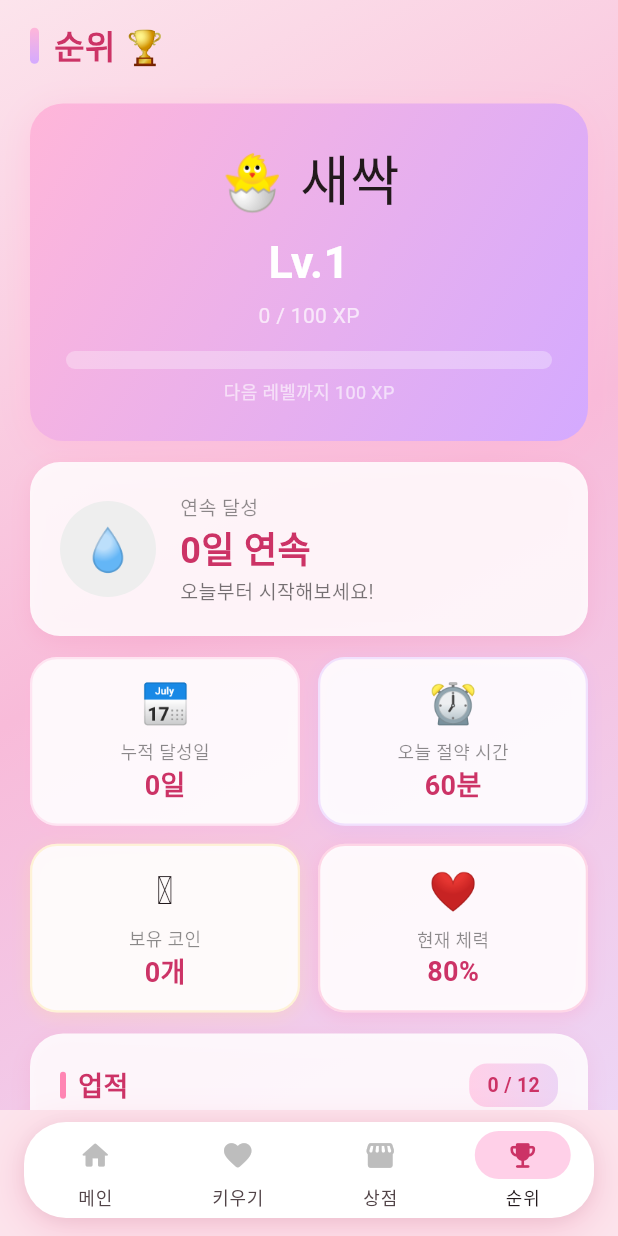
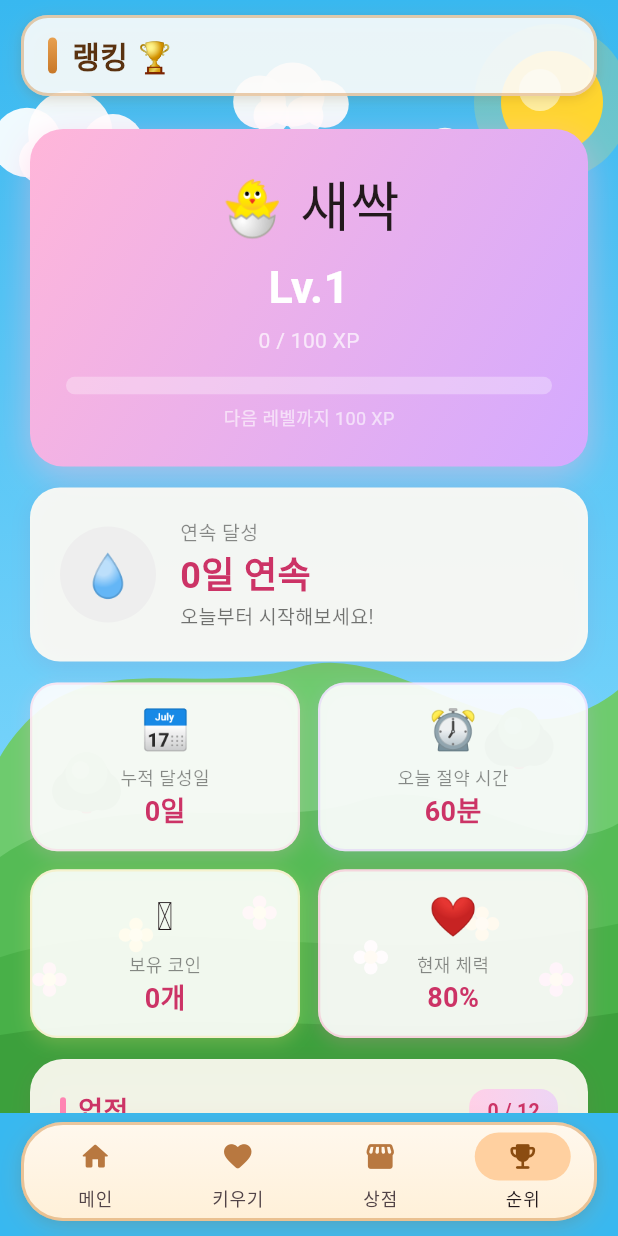
Before and after one commit to juhwan16/Damagochi, a Flutter app: the screen it shows after launch, item 4 of the bottom bar chosen, on a phone screen of 412 x 824 dp. Run offline on Flutter 3.47's test engine with Material 3 defaults, Android fonts, the phone set to English and light mode, and no system bars; our stand-ins replace flutter_svg, shared_preferences.

Commit message:
배경을 네이버 주니버 동물농장 스타일로 전면 변경
- game_background.dart 신규: CustomPainter로 하늘/태양/구름/언덕/꽃/나무 그림
  · 파란 하늘 그라디언트, 황금 태양(하이라이트), 입체적 구름 3개
  · 3단 초록 언덕(원근감), 하단 꽃 6송이, 나무 2그루
- main_screen: 그라디언트 배경 → GameBackground 교체
  · 앱바: 따뜻한 목재 갈색 테두리/액센트 (5A3210 톤)
  · 하단 네비: 크림 목재 톤 (FFF8EE) + 주황 테두리 + 목재색 아이콘
- 카드 배경색: 흰색 → 따뜻한 크림 (FFFbF4)

Co-Authored-By: Claude Sonnet 4.6 <noreply@anthropic.com>

```diff
--- a/lib/care_tab.dart
+++ b/lib/care_tab.dart
@@ -194,7 +194,7 @@ class _CareTabState extends State<CareTab> {
     return Container(
       padding: const EdgeInsets.all(20),
       decoration: BoxDecoration(
-        color: Colors.white.withValues(alpha: 0.85),
+        color: const Color(0xFFFFFBF4).withValues(alpha: 0.92),
         borderRadius: BorderRadius.circular(22),
         boxShadow: [
           BoxShadow(
--- a/lib/home_tab.dart
+++ b/lib/home_tab.dart
@@ -207,7 +207,7 @@ class _HomeTabState extends State<HomeTab> with TickerProviderStateMixin {
     return Container(
       padding: const EdgeInsets.fromLTRB(16, 14, 10, 14),
       decoration: BoxDecoration(
-        color: Colors.white.withValues(alpha: 0.75),
+        color: const Color(0xFFFFFBF4).withValues(alpha: 0.92),
         borderRadius: BorderRadius.circular(22),
         boxShadow: [
           BoxShadow(
@@ -486,7 +486,7 @@ class _HomeTabState extends State<HomeTab> with TickerProviderStateMixin {
     return Container(
       padding: const EdgeInsets.all(18),
       decoration: BoxDecoration(
-        color: Colors.white.withValues(alpha: 0.88),
+        color: const Color(0xFFFFFBF4).withValues(alpha: 0.93),
         borderRadius: BorderRadius.circular(22),
         boxShadow: [
           BoxShadow(
@@ -557,7 +557,7 @@ class _HomeTabState extends State<HomeTab> with TickerProviderStateMixin {
     return Container(
       padding: const EdgeInsets.all(18),
       decoration: BoxDecoration(
-        color: Colors.white.withValues(alpha: 0.88),
+        color: const Color(0xFFFFFBF4).withValues(alpha: 0.93),
         borderRadius: BorderRadius.circular(22),
         boxShadow: [
           BoxShadow(
--- a/lib/main_screen.dart
+++ b/lib/main_screen.dart
@@ -4,6 +4,7 @@ import 'home_tab.dart';
 import 'care_tab.dart';
 import 'shop_tab.dart';
 import 'ranking_tab.dart';
+import 'game_background.dart';
 
 class MainScreen extends StatefulWidget {
   const MainScreen({super.key});
@@ -43,18 +44,9 @@ class _MainScreenState extends State<MainScreen> {
 
   @override
   Widget build(BuildContext context) {
-    final themeColors = StorageService.themeColors(_themeId);
-
     return Scaffold(
-      backgroundColor: themeColors.first,
-      body: Container(
-        decoration: BoxDecoration(
-          gradient: LinearGradient(
-            begin: Alignment.topLeft,
-            end: Alignment.bottomRight,
-            colors: themeColors,
-          ),
-        ),
+      backgroundColor: const Color(0xFF38B8F0),
+      body: GameBackground(
         child: SafeArea(
           bottom: false,
           child: Column(children: [
@@ -78,72 +70,104 @@ class _MainScreenState extends State<MainScreen> {
   }
 
   Widget _buildAppBar() {
-    const titles = ['다마고치 🌸', '키우기 💕', '상점 🛍️', '순위 🏆'];
+    const titles = ['내 다마고치 🐱', '케어하기 💕', '상점 🛍️', '랭킹 🏆'];
     return Padding(
-      padding: const EdgeInsets.fromLTRB(20, 14, 20, 6),
+      padding: const EdgeInsets.fromLTRB(14, 10, 14, 6),
+      child: Container(
+        padding: const EdgeInsets.fromLTRB(16, 10, 12, 10),
+        decoration: BoxDecoration(
+          color: Colors.white.withValues(alpha: 0.88),
+          borderRadius: BorderRadius.circular(18),
+          border: Border.all(
+            color: const Color(0xFFD4914A).withValues(alpha: 0.45),
+            width: 2,
+          ),
+          boxShadow: [
+            BoxShadow(
+              color: const Color(0xFFD4914A).withValues(alpha: 0.18),
+              blurRadius: 10,
+              offset: const Offset(0, 3),
+            ),
+            BoxShadow(
+              color: Colors.black.withValues(alpha: 0.06),
+              blurRadius: 4,
+              offset: const Offset(0, 2),
+            ),
+          ],
+        ),
         child: Row(children: [
+          // Wooden-style left accent
           Container(
-          width: 6,
-          height: 24,
+            width: 6, height: 24,
             margin: const EdgeInsets.only(right: 10),
             decoration: BoxDecoration(
               gradient: const LinearGradient(
-              colors: [Color(0xFFFFB6D9), Color(0xFFD4AAFF)],
+                colors: [Color(0xFFE8A050), Color(0xFFC87828)],
                 begin: Alignment.topCenter,
                 end: Alignment.bottomCenter,
               ),
               borderRadius: BorderRadius.circular(3),
             ),
           ),
-        Text(titles[_index],
+          Text(
+            titles[_index],
             style: const TextStyle(
-                fontSize: 22,
+              fontSize: 20,
               fontWeight: FontWeight.bold,
-                color: Color(0xFFCC3366))),
+              color: Color(0xFF5A3210),
+            ),
+          ),
         ]),
+      ),
     );
   }
 
   Widget _buildBottomNav() {
     return SafeArea(
       child: Padding(
-        padding: const EdgeInsets.fromLTRB(16, 8, 16, 12),
+        padding: const EdgeInsets.fromLTRB(14, 6, 14, 10),
         child: Container(
-          height: 64,
+          height: 66,
           decoration: BoxDecoration(
-            color: Colors.white,
+            // Warm wood-toned bottom bar
+            gradient: const LinearGradient(
+              colors: [Color(0xFFFFF8EE), Color(0xFFFFF0D8)],
+              begin: Alignment.topCenter,
+              end: Alignment.bottomCenter,
+            ),
             borderRadius: BorderRadius.circular(28),
+            border: Border.all(
+              color: const Color(0xFFD4914A).withValues(alpha: 0.5),
+              width: 2,
+            ),
             boxShadow: [
               BoxShadow(
-                color: Colors.pink.withValues(alpha: 0.18),
-                blurRadius: 24,
-                offset: const Offset(0, 6),
+                color: const Color(0xFFD4914A).withValues(alpha: 0.22),
+                blurRadius: 16,
+                offset: const Offset(0, 5),
               ),
               BoxShadow(
-                color: Colors.black.withValues(alpha: 0.05),
-                blurRadius: 8,
+                color: Colors.black.withValues(alpha: 0.06),
+                blurRadius: 6,
                 offset: const Offset(0, 2),
               ),
             ],
           ),
           child: ClipRRect(
-            borderRadius: BorderRadius.circular(28),
+            borderRadius: BorderRadius.circular(27),
             child: NavigationBar(
-              height: 64,
+              height: 66,
               selectedIndex: _index,
               onDestinationSelected: (i) => setState(() => _index = i),
               backgroundColor: Colors.transparent,
-              indicatorColor: const Color(0xFFFFD0E8),
-              labelBehavior:
-                  NavigationDestinationLabelBehavior.alwaysShow,
+              indicatorColor: const Color(0xFFFFD0A0),
+              labelBehavior: NavigationDestinationLabelBehavior.alwaysShow,
               destinations: List.generate(
                 4,
                 (i) => NavigationDestination(
-                  icon: Icon(_icons[i],
-                      color: Colors.grey[400], size: 22),
+                  icon: Icon(_icons[i], color: const Color(0xFFB87840), size: 22),
                   label: _labels[i],
-                  selectedIcon: Icon(_icons[i],
-                      color: const Color(0xFFCC3366), size: 22),
+                  selectedIcon: Icon(_icons[i], color: const Color(0xFF8B4C10), size: 22),
                 ),
               ),
             ),
--- a/lib/ranking_tab.dart
+++ b/lib/ranking_tab.dart
@@ -134,7 +134,7 @@ class _RankingTabState extends State<RankingTab> {
     return Container(
       padding: const EdgeInsets.all(20),
       decoration: BoxDecoration(
-        color: Colors.white.withValues(alpha: 0.85),
+        color: const Color(0xFFFFFBF4).withValues(alpha: 0.92),
         borderRadius: BorderRadius.circular(20),
         boxShadow: [
           BoxShadow(
@@ -294,7 +294,7 @@ class _RankingTabState extends State<RankingTab> {
     return Container(
       padding: const EdgeInsets.all(20),
       decoration: BoxDecoration(
-        color: Colors.white.withValues(alpha: 0.85),
+        color: const Color(0xFFFFFBF4).withValues(alpha: 0.92),
         borderRadius: BorderRadius.circular(22),
         boxShadow: [
           BoxShadow(
```
Also changed, not shown: lib/game_background.dart (added, +151 -0 lines). Lines whose indentation alone changed are shown as unchanged.
